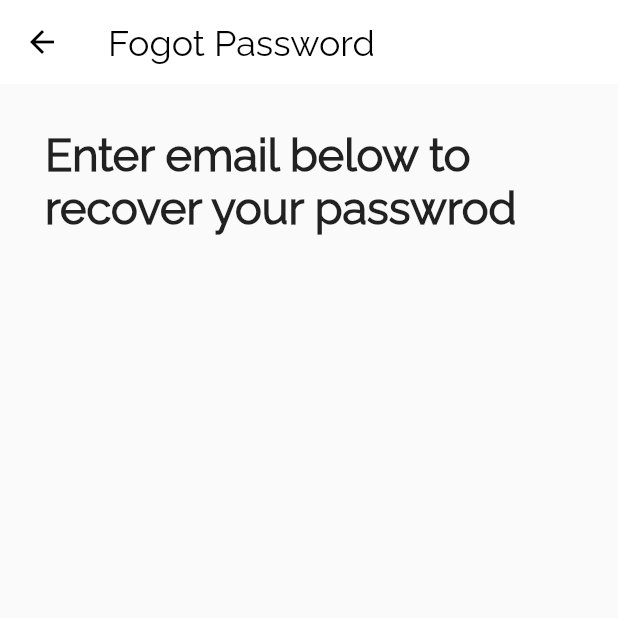
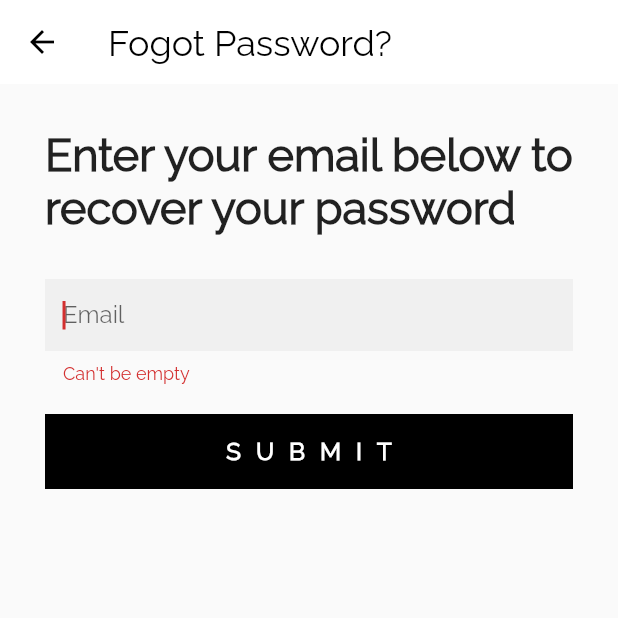
Before and after one commit to xamata/flutter_GraphQL_test, a Flutter app: the screen it shows after launch, item 2 of the bottom bar chosen, after a tap on "Forgot Password?", on a phone screen of 412 x 824 dp, the top half of it. Run offline on Flutter 3.47's test engine with Material 2 defaults, Android fonts, the phone set to English and light mode, and no system bars; our stand-ins replace email_validator, graphql_flutter; network calls fail.

Commit message:
Add emailValidator: 2.0.1 to pubspeck.yaml for email validation within app. Next step is to configure buttons and their appropriate responses.

```diff
--- a/lib/account_page.dart
+++ b/lib/account_page.dart
@@ -1,5 +1,5 @@
+import 'package:email_validator/email_validator.dart';
 import 'package:flutter/material.dart';
-import 'package:flutter_mobile_sim_test_1/products_page.dart';
 
 class AccountPage extends StatefulWidget {
   const AccountPage({Key? key}) : super(key: key);
@@ -9,15 +9,6 @@ class AccountPage extends StatefulWidget {
 }
 
 class _AccountPageState extends State<AccountPage> {
-  final _controller = TextEditingController();
-
-  @override
-  void initState() {
-    super.initState();
-    // Future.delayed(
-    //     const Duration(milliseconds: 2000), () => _controller.text = '');
-  }
-
   @override
   Widget build(BuildContext context) {
     return Scaffold(
@@ -66,23 +57,21 @@ class _AccountPageState extends State<AccountPage> {
                   children: <Widget>[
                     SingleChildScrollView(
                       child: Container(
-                        // height: 300,
-                        padding:
-                            EdgeInsets.symmetric(horizontal: 20, vertical: 10),
+                        padding: const EdgeInsets.symmetric(
+                            horizontal: 20, vertical: 10),
                         child: Column(
-                          // mainAxisAlignment: MainAxisAlignment.center,
                           children: [
                             TextField(
                               autocorrect: false,
                               autofocus: false,
-                              style: TextStyle(fontSize: 18),
-                              controller: _controller,
+                              style: const TextStyle(fontSize: 18),
+                              // controller: _controller,
                               decoration: InputDecoration(
                                 hintText: 'UserName',
                                 border: InputBorder.none,
                                 filled: true,
                                 fillColor: Colors.grey[200],
-                                contentPadding: EdgeInsets.all(10.0),
+                                contentPadding: const EdgeInsets.all(10.0),
                               ),
                             ),
                             Padding(
@@ -93,12 +82,12 @@ class _AccountPageState extends State<AccountPage> {
                                 autocorrect: false,
                                 autofocus: false,
                                 obscureText: false,
-                                style: TextStyle(fontSize: 18),
+                                style: const TextStyle(fontSize: 18),
                                 decoration: InputDecoration(
                                   hintText: "Password",
                                   filled: true,
                                   fillColor: Colors.grey[200],
-                                  contentPadding: EdgeInsets.all(10.0),
+                                  contentPadding: const EdgeInsets.all(10.0),
                                 ),
                               ),
                             ),
@@ -139,10 +128,10 @@ class _AccountPageState extends State<AccountPage> {
                             ),
                             RawMaterialButton(
                               onPressed: () {},
-                              constraints: BoxConstraints(minWidth: 200),
+                              constraints: const BoxConstraints(minWidth: 300),
                               splashColor: Colors.black12,
-                              fillColor: Colors.red,
-                              padding: EdgeInsets.symmetric(vertical: 12),
+                              fillColor: Colors.black,
+                              padding: const EdgeInsets.symmetric(vertical: 12),
                               child: const Text(
                                 "Login",
                                 style: TextStyle(
@@ -164,8 +153,52 @@ class _AccountPageState extends State<AccountPage> {
   }
 }
 
-class ForgotPasswordPage extends StatelessWidget {
-  const ForgotPasswordPage({Key? key}) : super(key: key);
+class ForgotPasswordPage extends StatefulWidget {
+  ForgotPasswordPage({
+    Key? key,
+  }) : super(key: key);
+
+  @override
+  State<ForgotPasswordPage> createState() => _ForgotPasswordPageState();
+}
+
+class _ForgotPasswordPageState extends State<ForgotPasswordPage> {
+  final _controller = TextEditingController();
+  final _submittedController = TextEditingController();
+
+  // dispose it when the widget is unmounted
+  @override
+  void dispose() {
+    _controller.dispose();
+    super.dispose();
+  }
+
+  checkEmail() {
+    if (EmailValidator.validate(_controller.text)) {
+      _controller.text = 'Sumbitted';
+      return true;
+    } else {}
+  }
+
+  errorText() {
+    String _errorText;
+
+    // at any time, we can get the text from _controller.value.text
+    final text = _controller.text;
+    // Note: you can do your own custom validation here
+    // Move this logic this outside the widget for more testable code
+    if (text.isEmpty) {
+      return 'Can\'t be empty';
+    }
+    if (text.length < 4) {
+      return 'Too short';
+    }
+    if (EmailValidator.validate(_controller.text)) {
+      return 'Sure is an email';
+    }
+    // return null if the text is valid
+    return null;
+  }
 
   @override
   Widget build(BuildContext context) {
@@ -175,7 +208,7 @@ class ForgotPasswordPage extends StatelessWidget {
           backgroundColor: Colors.white,
           foregroundColor: Colors.black,
           elevation: 0,
-          title: Text("Fogot Password", style: TextStyle(fontSize: 24))),
+          title: const Text("Fogot Password?", style: TextStyle(fontSize: 24))),
       // body: SingleChildScrollView(child:
       body: Stack(
         // alignment: AlignmentDirectional.topStart,
@@ -183,17 +216,58 @@ class ForgotPasswordPage extends StatelessWidget {
         children: [
           SingleChildScrollView(
             child: Column(
-              children: <Widget>[
+              children: [
                 const Padding(
                   padding: EdgeInsets.all(30.0),
                   child: Text(
-                    "Enter email below to recover your passwrod",
-                    style: TextStyle(
-                        fontFamily: "RaleWay",
-                        fontSize: 30,
-                        fontWeight: FontWeight.bold),
+                    "Enter your email below to recover your password",
+                    style: TextStyle(fontSize: 30, fontWeight: FontWeight.bold),
                   ),
                 ),
+                Padding(
+                  padding: const EdgeInsets.symmetric(horizontal: 30),
+                  child: TextField(
+                    controller: _controller,
+                    autocorrect: false,
+                    autofocus: true,
+                    decoration: InputDecoration(
+                        hintText: "Email",
+                        errorText: errorText(),
+                        filled: true,
+                        border: InputBorder.none),
+                  ),
+                ),
+                Padding(
+                  padding:
+                      const EdgeInsets.symmetric(horizontal: 30, vertical: 20),
+                  child: SizedBox(
+                    width: double.infinity,
+                    height: 50,
+                    child: TextButton(
+                      onPressed: () {
+                        if (checkEmail()) {}
+                      },
+                      child: const Text(
+                        "SUBMIT",
+                        style: TextStyle(
+                            fontSize: 16,
+                            letterSpacing: 10,
+                            color: Colors.white,
+                            fontWeight: FontWeight.bold),
+                      ),
+                      style: ButtonStyle(
+                        backgroundColor:
+                            MaterialStateProperty.all(Colors.black),
+                        shape:
+                            MaterialStateProperty.all<RoundedRectangleBorder>(
+                          const RoundedRectangleBorder(
+                            borderRadius: BorderRadius.zero,
+                          ),
+                        ),
+                      ),
+                    ),
+                  ),
+                )
               ],
             ),
           ),
--- a/lib/favorties_page.dart
+++ b/lib/favorties_page.dart
@@ -14,7 +14,7 @@ class _FavortiesPageState extends State<FavortiesPage> {
       backgroundColor: Colors.white,
       appBar: AppBar(
         backgroundColor: Colors.white,
-        title: Text(
+        title: const Text(
           "Your Favorites",
           style: TextStyle(fontSize: 24, color: Colors.black),
         ),
@@ -23,21 +23,19 @@ class _FavortiesPageState extends State<FavortiesPage> {
       body: Column(
         mainAxisAlignment: MainAxisAlignment.center,
         children: [
-          Container(
-            child: Text(
-              "You Have No Favorties",
-              style: TextStyle(fontWeight: FontWeight.bold, fontSize: 32),
-            ),
+          const Text(
+            "You Have No Favorties",
+            style: TextStyle(fontWeight: FontWeight.bold, fontSize: 32),
           ),
           Container(
-            child: Text(
+            child: const Text(
               "Sign in to your members account to save your favorites.",
               textAlign: TextAlign.center,
               style: TextStyle(fontSize: 16),
             ),
             alignment: Alignment.topCenter,
             // color: Colors.blue,
-            margin: EdgeInsets.symmetric(vertical: 10.0, horizontal: 50),
+            margin: const EdgeInsets.symmetric(vertical: 10.0, horizontal: 50),
           ),
         ],
       ),
--- a/pubspec.yaml
+++ b/pubspec.yaml
@@ -29,6 +29,7 @@ environment:
 dependencies:
   flutter:
     sdk: flutter
+  email_validator:
 
   # The following adds the Cupertino Icons font to your application.
   # Use with the CupertinoIcons class for iOS style icons.
```
Also changed, not shown: pubspec.lock, 1 other file.
